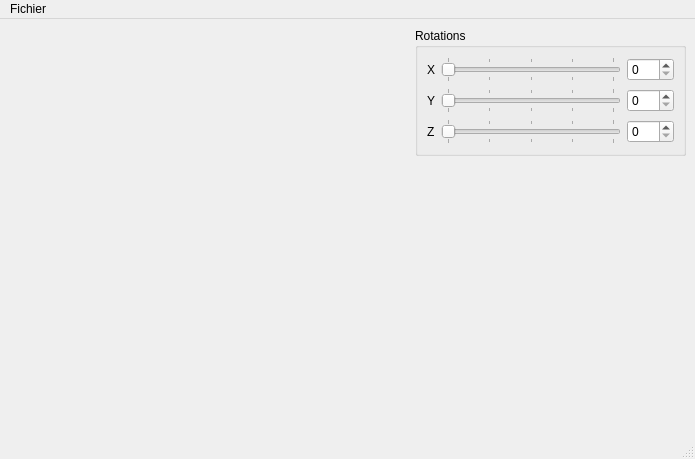
This is interfaces/MainWindow.ui in lovehina13/Visualisation3D as Qt 5 draws it before an edit. The edited form follows.
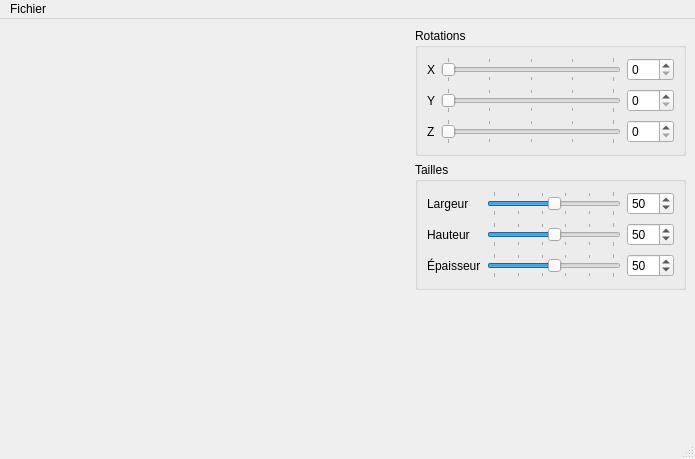
This is the edited form. Custom widgets are drawn as their Qt base class.

What changed in the file:
```diff
--- a/interfaces/MainWindow.ui
+++ b/interfaces/MainWindow.ui
@@ -15,7 +15,7 @@
   </property>
   <widget class="QWidget" name="centralwidget">
    <layout class="QGridLayout" name="gridLayoutMainWindow">
-    <item row="0" column="0" rowspan="2">
+    <item row="0" column="0" rowspan="3">
      <widget class="GLWidget" name="glWidget" native="true">
       <property name="sizePolicy">
        <sizepolicy hsizetype="Expanding" vsizetype="Expanding">
@@ -149,6 +149,141 @@
      </widget>
     </item>
     <item row="1" column="1">
+     <widget class="QGroupBox" name="groupBoxSizes">
+      <property name="title">
+       <string>Tailles</string>
+      </property>
+      <layout class="QGridLayout" name="gridLayoutSizes">
+       <item row="0" column="0">
+        <widget class="QLabel" name="labelDisplayWidth">
+         <property name="text">
+          <string>Largeur</string>
+         </property>
+        </widget>
+       </item>
+       <item row="0" column="1">
+        <widget class="QSlider" name="sliderDisplayWidth">
+         <property name="minimumSize">
+          <size>
+           <width>100</width>
+           <height>0</height>
+          </size>
+         </property>
+         <property name="maximum">
+          <number>100</number>
+         </property>
+         <property name="value">
+          <number>50</number>
+         </property>
+         <property name="orientation">
+          <enum>Qt::Horizontal</enum>
+         </property>
+         <property name="tickPosition">
+          <enum>QSlider::TicksBothSides</enum>
+         </property>
+         <property name="tickInterval">
+          <number>20</number>
+         </property>
+        </widget>
+       </item>
+       <item row="0" column="2">
+        <widget class="QSpinBox" name="spinBoxDisplayWidth">
+         <property name="maximum">
+          <number>100</number>
+         </property>
+         <property name="value">
+          <number>50</number>
+         </property>
+        </widget>
+       </item>
+       <item row="1" column="0">
+        <widget class="QLabel" name="labelDisplayHeight">
+         <property name="text">
+          <string>Hauteur</string>
+         </property>
+        </widget>
+       </item>
+       <item row="1" column="1">
+        <widget class="QSlider" name="sliderDisplayHeight">
+         <property name="minimumSize">
+          <size>
+           <width>100</width>
+           <height>0</height>
+          </size>
+         </property>
+         <property name="maximum">
+          <number>100</number>
+         </property>
+         <property name="value">
+          <number>50</number>
+         </property>
+         <property name="orientation">
+          <enum>Qt::Horizontal</enum>
+         </property>
+         <property name="tickPosition">
+          <enum>QSlider::TicksBothSides</enum>
+         </property>
+         <property name="tickInterval">
+          <number>20</number>
+         </property>
+        </widget>
+       </item>
+       <item row="1" column="2">
+        <widget class="QSpinBox" name="spinBoxDisplayHeight">
+         <property name="maximum">
+          <number>100</number>
+         </property>
+         <property name="value">
+          <number>50</number>
+         </property>
+        </widget>
+       </item>
+       <item row="2" column="0">
+        <widget class="QLabel" name="labelDisplayDepth">
+         <property name="text">
+          <string>Épaisseur</string>
+         </property>
+        </widget>
+       </item>
+       <item row="2" column="1">
+        <widget class="QSlider" name="sliderDisplayDepth">
+         <property name="minimumSize">
+          <size>
+           <width>100</width>
+           <height>0</height>
+          </size>
+         </property>
+         <property name="maximum">
+          <number>100</number>
+         </property>
+         <property name="value">
+          <number>50</number>
+         </property>
+         <property name="orientation">
+          <enum>Qt::Horizontal</enum>
+         </property>
+         <property name="tickPosition">
+          <enum>QSlider::TicksBothSides</enum>
+         </property>
+         <property name="tickInterval">
+          <number>20</number>
+         </property>
+        </widget>
+       </item>
+       <item row="2" column="2">
+        <widget class="QSpinBox" name="spinBoxDisplayDepth">
+         <property name="maximum">
+          <number>100</number>
+         </property>
+         <property name="value">
+          <number>50</number>
+         </property>
+        </widget>
+       </item>
+      </layout>
+     </widget>
+    </item>
+    <item row="2" column="1">
      <spacer name="verticalSpacer">
       <property name="orientation">
        <enum>Qt::Vertical</enum>
@@ -156,7 +291,7 @@
       <property name="sizeHint" stdset="0">
        <size>
         <width>20</width>
-        <height>259</height>
+        <height>121</height>
        </size>
       </property>
      </spacer>
```
